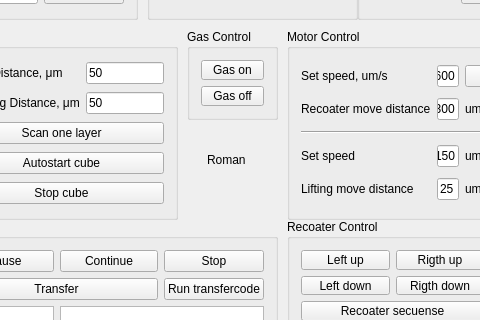
This is Happy3D/mainwindow.ui in Anaga/Happy3D-Qt as Qt 5 draws it before an edit; both pictures show x 173 to 653 and y 157 to 477 of the 837 by 650 pixel window. The edited form follows.
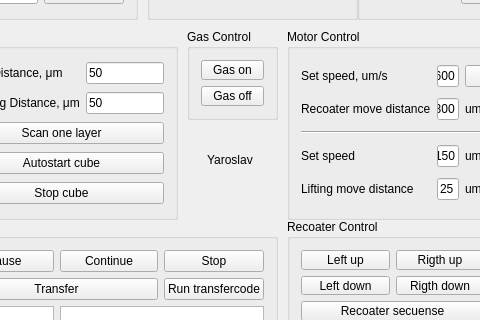
This is the edited form.

Commit message: Yaroslav demo

What changed in the file:
```diff
--- a/Happy3D/mainwindow.ui
+++ b/Happy3D/mainwindow.ui
@@ -712,7 +712,7 @@
      </rect>
     </property>
     <property name="text">
-     <string>Roman</string>
+     <string>Yaroslav</string>
     </property>
    </widget>
   </widget>
```
Left out of the diff: 2 changed lines with no effect on the pictures.
